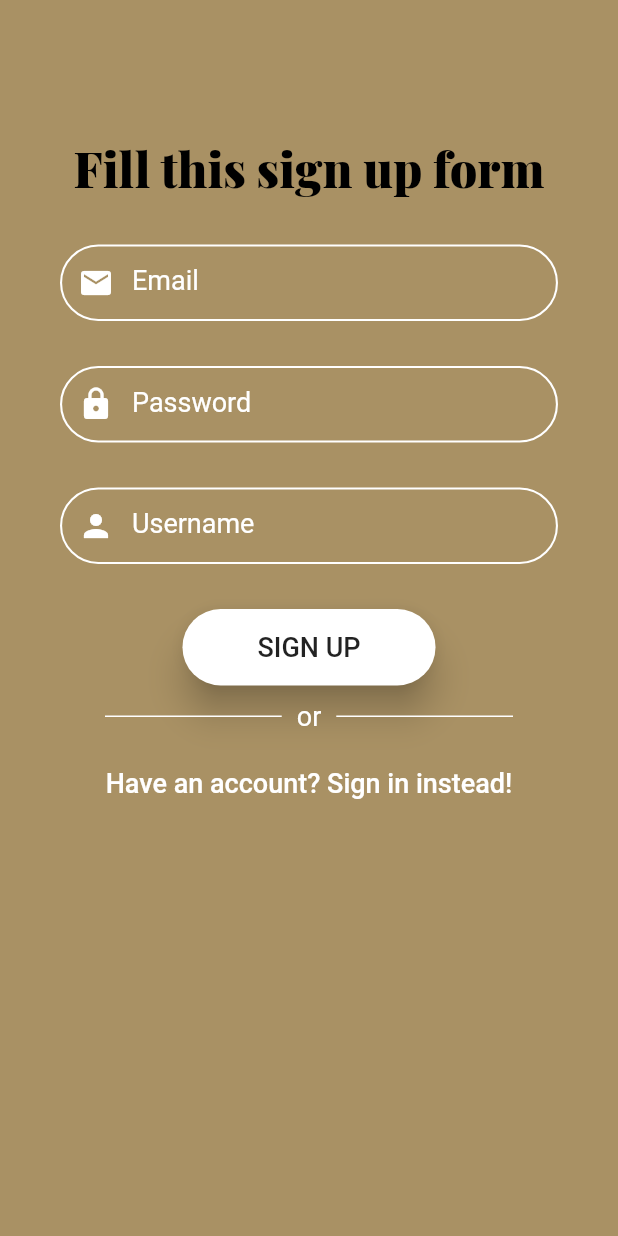
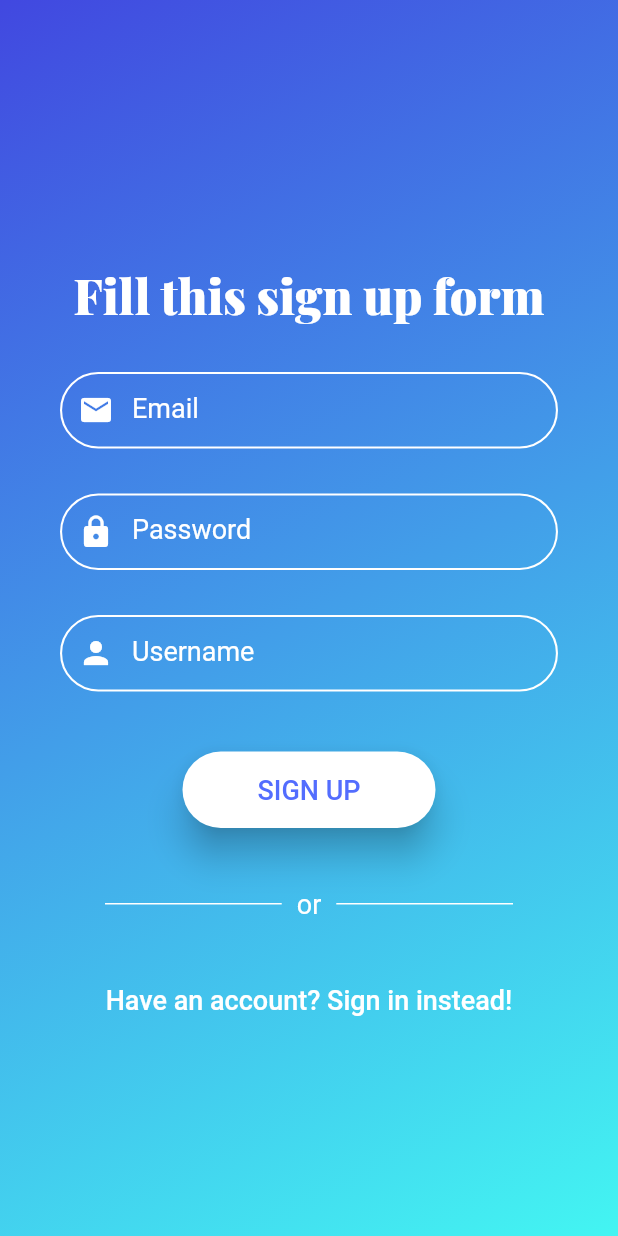
Before and after one commit to Beer-Driven-Development/dringo-mobile, a Flutter app: the Register screen opened by its route, on a phone screen of 412 x 824 dp. Run offline on Flutter 3.47's test engine with Material 2 defaults, Android fonts, the phone set to English and light mode, and no system bars; our stand-ins replace flushbar, font_awesome_flutter, rxdart, shared_preferences, socket_io_client; missing offline and left inert: flutter_simple_dependency_injection; accounts and stored records are empty; Roboto replaces fonts that are missing (Poppins); project files that could hold a hidden picture were left out.

Commit message:
styling register page

```diff
--- a/lib/pages/register.dart
+++ b/lib/pages/register.dart
@@ -1,6 +1,7 @@
 import 'package:dringo/domain/user.dart';
 import 'package:dringo/pages/dashboard.dart';
 import 'package:dringo/providers/user_provider.dart';
+import 'package:dringo/util/colors_palette.dart';
 import 'package:dringo/util/shared_preference.dart';
 import 'package:dringo/util/validators.dart';
 import 'package:dringo/util/widgets.dart';
@@ -100,8 +101,13 @@ class _RegisterState extends State<Register> {
 
     return SafeArea(
       child: Scaffold(
-        backgroundColor: Color(0xffa99164),
         body: Container(
+          constraints:BoxConstraints.expand(),
+          decoration: BoxDecoration(
+              gradient: LinearGradient(
+                  colors: [Color(ColorsPalette.secondaryColor), Color(ColorsPalette.primaryColor) ],
+                  begin: Alignment.topLeft,
+                  end: Alignment.bottomRight)),
           padding: EdgeInsets.all(40.0),
           child: Form(
             key: formKey,
@@ -109,12 +115,12 @@ class _RegisterState extends State<Register> {
               child: Column(
                 crossAxisAlignment: CrossAxisAlignment.center,
                 children: [
-                  SizedBox(height: 50.0),
+                  SizedBox(height: 135.0),
                   Text(
                     'Fill this sign up form',
                     style: TextStyle(
                         fontSize: 32.0,
-                        color: Colors.black,
+                        color: Colors.white,
                         fontWeight: FontWeight.w900,
                         fontFamily: 'Playfair Display'),
                   ),
@@ -124,7 +130,7 @@ class _RegisterState extends State<Register> {
                   passwordField,
                   SizedBox(height: 30.0),
                   usernameField,
-                  SizedBox(height: 30.0),
+                  SizedBox(height: 40.0),
                   auth.loggedInStatus == Status.Authenticating
                       ? loading
                       : Center(
@@ -137,12 +143,14 @@ class _RegisterState extends State<Register> {
                                 borderRadius: new BorderRadius.circular(50.0)),
                             child: Text(
                               'Sign up'.toUpperCase(),
-                              style: TextStyle(fontSize: 18.0),
+                              style: TextStyle(fontSize: 18.0, color: Colors.indigoAccent)
                             ),
                             onPressed: doRegister,
                           ),
                         ),
+                  SizedBox(height: 30.0),
                   AppDivider(),
+                  SizedBox(height: 20.0),
                   signInLabel
                 ],
               ),
```
